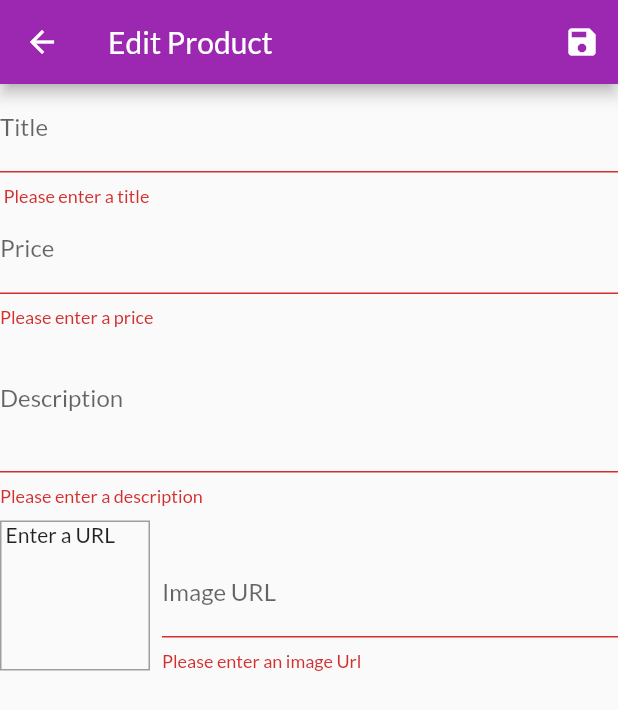
After one commit to msarifin29/belanja_app, a Flutter app: the EditProductScreen screen opened by its route, after a tap on the "save" icon, on a phone screen of 412 x 824 dp. The commit adds this screen. Shown: the top 710 px of the screen. Run offline on Flutter 3.47's test engine with Material 2 defaults, Android fonts, the phone set to English and light mode, and no system bars; network calls fail.

Commit message:
adding feature edit product

```diff
--- a/lib/main.dart
+++ b/lib/main.dart
@@ -2,6 +2,7 @@ import 'package:belanja_app/provider/cart.dart';
 import 'package:belanja_app/provider/order.dart';
 import 'package:belanja_app/provider/products.dart';
 import 'package:belanja_app/screen/cart_screen.dart';
+import 'package:belanja_app/screen/edit_product_screen.dart';
 import 'package:belanja_app/screen/order_screen.dart';
 import 'package:belanja_app/screen/product_detail_screen.dart';
 import 'package:belanja_app/screen/product_overview_screen.dart';
@@ -37,6 +38,7 @@ class MyApp extends StatelessWidget {
           '/cart': (context) => const CartScreen(),
           '/orders': (context) => const OrderScreen(),
           '/user-product': (context) => const UserProducrScreen(),
+          '/edit-product': (context) => const EditProductScreen(),
         },
         home: const ProductsOverviewScreen(),
       ),
--- /dev/null
+++ b/lib/screen/edit_product_screen.dart
@@ -0,0 +1,215 @@
+import 'package:belanja_app/provider/product.dart';
+import 'package:flutter/material.dart';
+
+class EditProductScreen extends StatefulWidget {
+  const EditProductScreen({Key? key}) : super(key: key);
+
+  static const routeName = '/edit-product';
+
+  @override
+  State<EditProductScreen> createState() => _EditProductScreenState();
+}
+
+class _EditProductScreenState extends State<EditProductScreen> {
+  final _priceFocusNode = FocusNode();
+  final _descriptionFocusNode = FocusNode();
+  final _imageUrlFocusNode = FocusNode();
+  final _imageUrlController = TextEditingController();
+  final _formKey = GlobalKey<FormState>();
+  var _editedProduct =
+      Product(id: ' ', title: ' ', description: ' ', imageUrl: ' ', price: 0);
+
+  @override
+  void initState() {
+    _imageUrlFocusNode.addListener(_updateImageUrl);
+    super.initState();
+  }
+
+  @override
+  void dispose() {
+    _priceFocusNode.dispose();
+    _descriptionFocusNode.dispose();
+    _imageUrlController.dispose();
+    _imageUrlFocusNode.dispose();
+
+    super.dispose();
+  }
+
+  void _updateImageUrl() {
+    if (!_imageUrlFocusNode.hasFocus) {
+      if ((!_imageUrlController.text.startsWith('http') &&
+              !_imageUrlController.text.startsWith('https')) ||
+          (!_imageUrlController.text.endsWith('.jpg') &&
+              !_imageUrlController.text.endsWith('.jpeg') &&
+              !_imageUrlController.text.endsWith('.png'))) {
+        return;
+      }
+      setState(() {});
+    }
+  }
+
+  void _saveForm() {
+    final isValidator = _formKey.currentState!.validate();
+    if (!isValidator) {
+      return;
+    }
+    _formKey.currentState!.save();
+    print(_editedProduct.title);
+    print(_editedProduct.price);
+    print(_editedProduct.imageUrl);
+  }
+
+  @override
+  Widget build(BuildContext context) {
+    return Scaffold(
+      appBar: AppBar(
+        title: const Text('Edit Product'),
+        actions: [
+          IconButton(onPressed: _saveForm, icon: const Icon(Icons.save))
+        ],
+      ),
+      body: Form(
+          key: _formKey,
+          child: ListView(
+            children: [
+              TextFormField(
+                decoration: const InputDecoration(labelText: 'Title'),
+                textInputAction: TextInputAction.next,
+                validator: (value) {
+                  if (value!.isEmpty) {
+                    return ' Please enter a title';
+                  }
+                  return null;
+                },
+                onFieldSubmitted: (_) {
+                  //focus to the next form
+                  FocusScope.of(context).requestFocus(_priceFocusNode);
+                },
+                onSaved: (value) {
+                  _editedProduct = Product(
+                      id: ' ',
+                      title: value.toString(),
+                      description: _editedProduct.description,
+                      imageUrl: _editedProduct.imageUrl,
+                      price: _editedProduct.price);
+                },
+              ),
+              TextFormField(
+                decoration: const InputDecoration(labelText: 'Price'),
+                textInputAction: TextInputAction.next,
+                keyboardType: TextInputType.number,
+                focusNode: _priceFocusNode,
+                onFieldSubmitted: (_) {
+                  FocusScope.of(context).requestFocus(_descriptionFocusNode);
+                },
+                validator: (value) {
+                  if (value!.isEmpty) {
+                    return 'Please enter a price';
+                  }
+                  if (double.tryParse(value) == null) {
+                    return 'Please enter valid number';
+                  }
+                  if (double.parse(value) <= 0) {
+                    return 'Please enter a number greater than zero.';
+                  }
+                  return null;
+                },
+                onSaved: (value) {
+                  _editedProduct = Product(
+                      id: ' ',
+                      title: _editedProduct.title,
+                      description: _editedProduct.description,
+                      imageUrl: _editedProduct.imageUrl,
+                      price: double.parse(value.toString()));
+                },
+              ),
+              TextFormField(
+                decoration: const InputDecoration(labelText: 'Description'),
+                maxLines: 3,
+                keyboardType: TextInputType.multiline,
+                focusNode: _descriptionFocusNode,
+                onFieldSubmitted: (_) {
+                  FocusScope.of(context).requestFocus(_imageUrlFocusNode);
+                },
+                validator: (value) {
+                  if (value!.isEmpty) {
+                    return 'Please enter a description';
+                  }
+                  if (value.length < 10) {
+                    return 'Should be at least 10 characters long.';
+                  }
+                  return null;
+                },
+                onSaved: (value) {
+                  _editedProduct = Product(
+                      id: ' ',
+                      title: _editedProduct.title,
+                      description: value.toString(),
+                      imageUrl: _editedProduct.imageUrl,
+                      price: _editedProduct.price);
+                },
+              ),
+              Row(
+                crossAxisAlignment: CrossAxisAlignment.end,
+                children: [
+                  Container(
+                    height: 100,
+                    width: 100,
+                    margin: const EdgeInsets.only(top: 10, right: 8),
+                    decoration: BoxDecoration(
+                      border: Border.all(width: 1, color: Colors.grey),
+                    ),
+                    child: _imageUrlController.text.isEmpty
+                        ? const Text(' Enter a URL')
+                        : FittedBox(
+                            child: Image.network(
+                              _imageUrlController.text,
+                              fit: BoxFit.cover,
+                            ),
+                          ),
+                  ),
+                  Expanded(
+                    child: TextFormField(
+                      decoration: const InputDecoration(labelText: 'Image URL'),
+                      keyboardType: TextInputType.url,
+                      textInputAction: TextInputAction.done,
+                      focusNode: _imageUrlFocusNode,
+                      controller: _imageUrlController,
+                      onChanged: (value) {
+                        setState(() {});
+                      },
+                      onFieldSubmitted: (_) {
+                        _saveForm();
+                      },
+                      validator: (value) {
+                        if (value!.isEmpty) {
+                          return 'Please enter an image Url';
+                        }
+                        if (!value.startsWith('http') &&
+                            !value.startsWith('https')) {
+                          return 'Please enter a valid Url';
+                        }
+                        if (!value.endsWith('.jpg') &&
+                            !value.endsWith('.jpeg') &&
+                            !value.endsWith('.png')) {
+                          return 'Please enter a valid image Url';
+                        }
+                        return null;
+                      },
+                      onSaved: (value) {
+                        _editedProduct = Product(
+                            id: ' ',
+                            title: _editedProduct.title,
+                            description: _editedProduct.description,
+                            imageUrl: value.toString(),
+                            price: _editedProduct.price);
+                      },
+                    ),
+                  ),
+                ],
+              ),
+            ],
+          )),
+    );
+  }
+}
--- a/lib/screen/user_product_screen.dart
+++ b/lib/screen/user_product_screen.dart
@@ -14,7 +14,13 @@ class UserProducrScreen extends StatelessWidget {
     return Scaffold(
       appBar: AppBar(
         title: const Text('Your product'),
-        actions: [IconButton(onPressed: () {}, icon: const Icon(Icons.add))],
+        actions: [
+          IconButton(
+              onPressed: () {
+                Navigator.of(context).pushNamed('/edit-product');
+              },
+              icon: const Icon(Icons.add))
+        ],
       ),
       drawer: const AppDrawer(),
       body: Padding(
```
